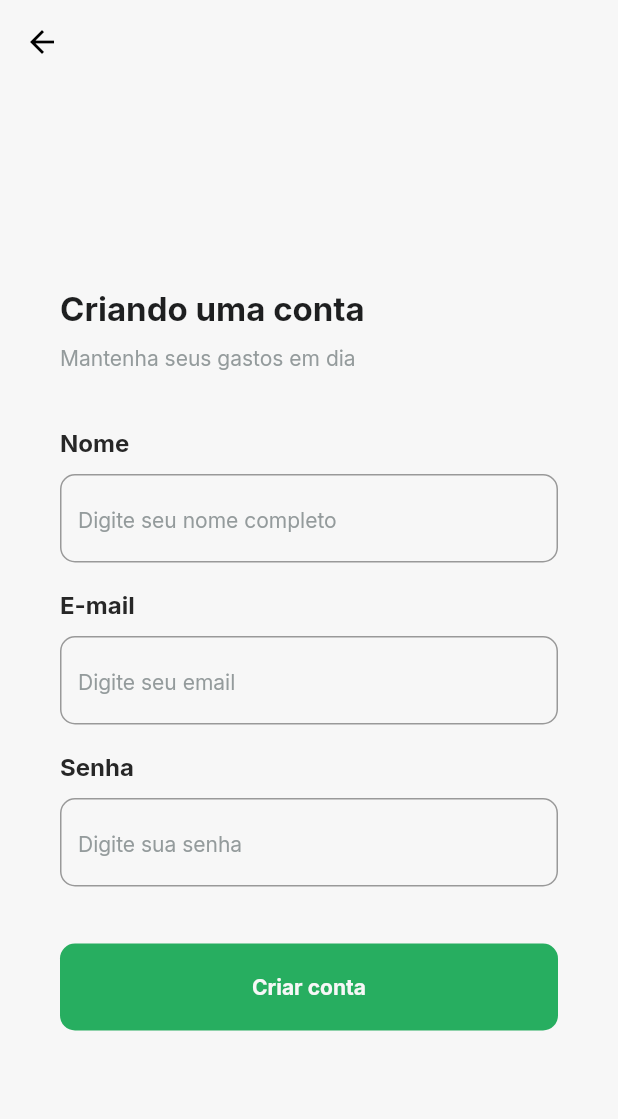
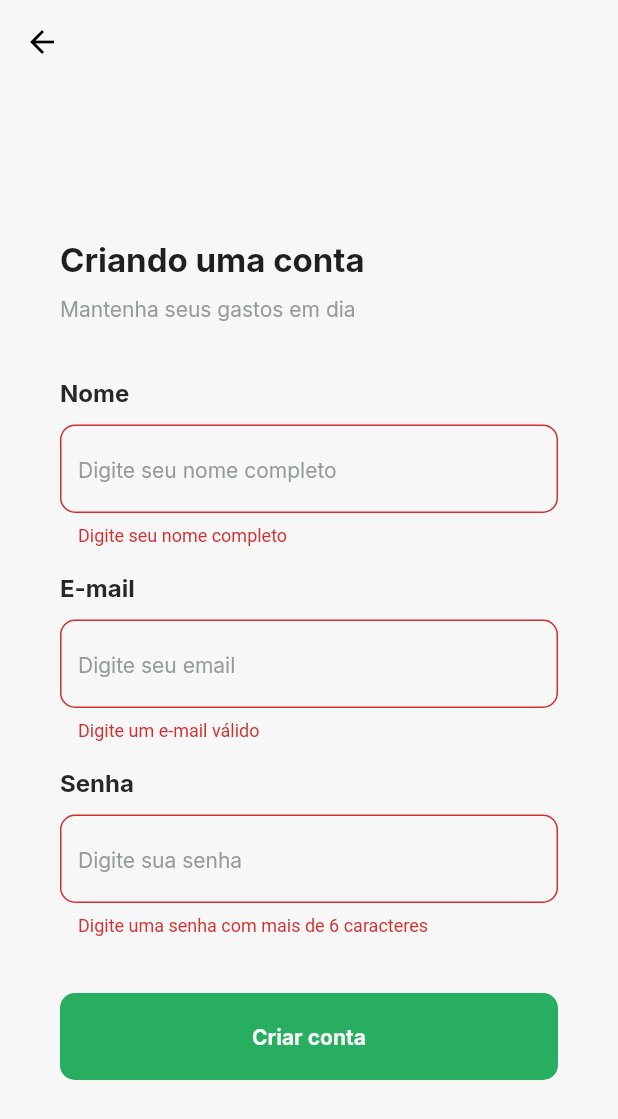
Before and after one commit to lucasaclima03/flutter_race, a Flutter app: the CreateAccountPage screen opened by its route, after a tap on "Criar conta", on a phone screen of 412 x 824 dp. Shown: the top 1119 px of the screen. Run offline on Flutter 3.47's test engine with Material 2 defaults, Android fonts, the phone set to English and light mode, and no system bars; our stand-ins replace google_fonts, validators.

Commit message:
adicionando validação na create_account_page

```diff
--- a/lib/app_widget.dart
+++ b/lib/app_widget.dart
@@ -1,6 +1,6 @@
 import 'package:flutter/material.dart';
 import 'package:flutter_race/modules/login/login_page.dart';
-import 'package:flutter_race/modules/login/pages/create_account/create_account.dart';
+import 'package:flutter_race/modules/login/pages/create_account/create_account_page.dart';
 import 'package:flutter_race/modules/splash/splash_page.dart';
 
 class AppWidget extends StatelessWidget {
--- a/lib/modules/login/login_page.dart
+++ b/lib/modules/login/login_page.dart
@@ -1,6 +1,6 @@
 import 'package:flutter/material.dart';
 import 'package:flutter_race/modules/login/login_controller.dart';
-import 'package:flutter_race/modules/login/pages/create_account/create_account.dart';
+import 'package:flutter_race/modules/login/pages/create_account/create_account_page.dart';
 import 'package:flutter_race/shared/theme/app_text.dart';
 import 'package:flutter_race/shared/theme/app_theme.dart';
 import 'package:flutter_race/shared/widgets/button/button.dart';
--- a/lib/modules/login/pages/create_account/create_account.dart
+++ /dev/null
@@ -1,47 +0,0 @@
-import 'package:flutter/material.dart';
-import 'package:flutter_race/shared/theme/app_theme.dart';
-import 'package:flutter_race/shared/widgets/button/button.dart';
-import 'package:flutter_race/shared/widgets/input_text/input_text.dart';
-
-class CreateAccountPage extends StatelessWidget {
-  const CreateAccountPage({ Key? key }) : super(key: key);
-
-  @override
-  Widget build(BuildContext context) {
-    return Scaffold(
-      appBar: AppBar(
-        backgroundColor: AppTheme.colors.background,
-        leading: BackButton(color: AppTheme.colors.backButton,),
-        elevation: 0,
-      ),
-      backgroundColor: AppTheme.colors.background,
-      body: Padding(
-        padding: const EdgeInsets.symmetric(horizontal: 40),
-        child: Column(
-          mainAxisAlignment: MainAxisAlignment.center,
-          crossAxisAlignment: CrossAxisAlignment.start,
-          children: [
-            Text("Criando uma conta", style: AppTheme.textStyles.title,),
-            SizedBox(height: 10,),
-            Text("Mantenha seus gastos em dia", style: AppTheme.textStyles.subtitle),
-            SizedBox(height: 38,),
-            InputText(label: "Nome", hint: "Digite seu nome completo"),
-            SizedBox(height: 18),
-            InputText(label: "E-mail", hint: "Digite seu email"),
-            SizedBox(height: 18),
-            InputText(label: "Senha", obscure: true, hint: "Digite sua senha"),
-            SizedBox(
-              height: 38,
-            ),
-            Button(
-              label: "Criar conta",
-              onTap: (){
-                print("Criar conta");
-              },
-            ),
-          ],
-        ),
-      ),
-    );;
-  }
-}
--- /dev/null
+++ b/lib/modules/login/pages/create_account/create_account_controller.dart
@@ -0,0 +1,29 @@
+import 'package:flutter/widgets.dart';
+
+class CreateAccountController {
+  final formKey = GlobalKey<FormState>();
+  String _email = "";
+  String _password = "";
+  String _name = "";
+
+  void onChange({String? email, String? password, String? name}) {
+    _email = email ?? _email;
+    _password = password ?? _password;
+    _name = name ?? _name;
+  }
+
+  bool validate(){
+    final form = formKey.currentState!;
+    if(form.validate()){
+      form.save();
+      return true;
+    }
+    return false;
+  }
+
+  void create(){
+    if(validate()){
+      print("Pode chamar o backend");
+    }
+  }
+}
--- /dev/null
+++ b/lib/modules/login/pages/create_account/create_account_page.dart
@@ -0,0 +1,74 @@
+import 'package:flutter/material.dart';
+import 'package:flutter_race/modules/login/pages/create_account/create_account_controller.dart';
+import 'package:flutter_race/shared/theme/app_theme.dart';
+import 'package:flutter_race/shared/widgets/button/button.dart';
+import 'package:flutter_race/shared/widgets/input_text/input_text.dart';
+import 'package:validators/validators.dart';
+
+class CreateAccountPage extends StatefulWidget {
+  const CreateAccountPage({ Key? key }) : super(key: key);
+
+  @override
+  State<CreateAccountPage> createState() => _CreateAccountPageState();
+}
+
+class _CreateAccountPageState extends State<CreateAccountPage> {
+  final controller = CreateAccountController();
+  @override
+  Widget build(BuildContext context) {
+    return Scaffold(
+      appBar: AppBar(
+        backgroundColor: AppTheme.colors.background,
+        leading: BackButton(color: AppTheme.colors.backButton,),
+        elevation: 0,
+      ),
+      backgroundColor: AppTheme.colors.background,
+      body: Padding(
+        padding: const EdgeInsets.symmetric(horizontal: 40),
+        child: Form(
+          key: controller.formKey,
+          child: Column(
+            mainAxisAlignment: MainAxisAlignment.center,
+            crossAxisAlignment: CrossAxisAlignment.start,
+            children: [
+              Text("Criando uma conta", style: AppTheme.textStyles.title,),
+              SizedBox(height: 10,),
+              Text("Mantenha seus gastos em dia", style: AppTheme.textStyles.subtitle),
+              SizedBox(height: 38,),
+              InputText(
+                label: "Nome",
+                hint: "Digite seu nome completo",
+                validator: (value)=> value.isNotEmpty ? null : "Digite seu nome completo",
+                onChanged: (value)=> controller.onChange(name: value),
+                ),
+              SizedBox(height: 18),
+              InputText(
+                label: "E-mail",
+                hint: "Digite seu email",
+                validator: (value)=>isEmail(value)?null: "Digite um e-mail válido",
+                onChanged: (value)=> controller.onChange(email: value),
+                ),
+              SizedBox(height: 18),
+              InputText(
+                label: "Senha",
+                obscure: true,
+                hint: "Digite sua senha",
+                validator: (value)=> value.length >= 6 ? null : "Digite uma senha com mais de 6 caracteres",
+                onChanged: (value)=> controller.onChange(password: value),
+                ),
+              SizedBox(
+                height: 38,
+              ),
+              Button(
+                label: "Criar conta",
+                onTap: (){
+                  controller.create();
+                },
+              ),
+            ],
+          ),
+        ),
+      ),
+    );;
+  }
+}
```
